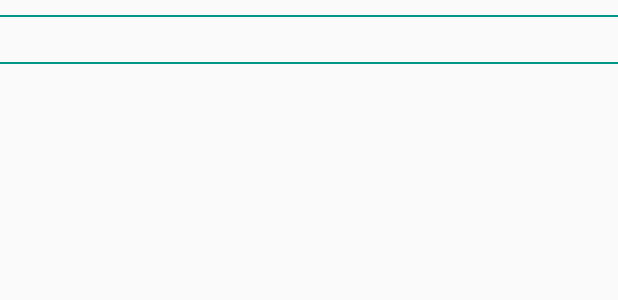
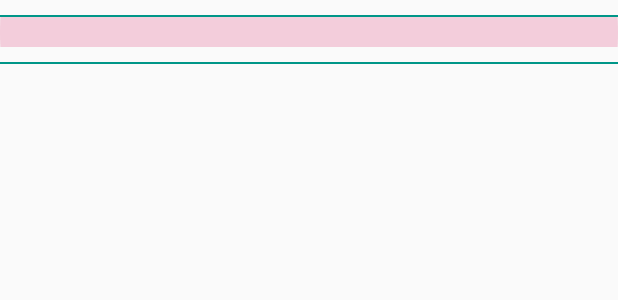
Before and after one commit to sangeetagupta2068/UdacityPopularMoviesAppStage2, an Android app: the layout trailer_review_layout.xml on its own in the app's theme, with its tools: preview values and no code run, on a phone screen of 412 x 824 dp. Shown: the top 300 px of the screen. Run offline under Robolectric (Android 15) with nearby library versions, the phone set to English and light mode, and no system bars.

Commit message:
2 commit

```diff
--- a/app/build.gradle
+++ b/app/build.gradle
@@ -4,7 +4,7 @@ android {
     compileSdkVersion 28
     defaultConfig {
         applicationId "com.example.udacitypopularmoviesappstage2"
-        minSdkVersion 15
+        minSdkVersion 21
         targetSdkVersion 28
         versionCode 1
         versionName "1.0"
--- a/app/src/main/java/com/example/udacitypopularmoviesappstage2/DetailActivity.java
+++ b/app/src/main/java/com/example/udacitypopularmoviesappstage2/DetailActivity.java
@@ -13,8 +13,6 @@ import android.widget.ImageView;
 import android.widget.TextView;
 import android.widget.Toast;
 
-import com.example.udacitypopularmoviesappstage2.adapter.ReviewAdapter;
-import com.example.udacitypopularmoviesappstage2.adapter.TrailerAdapter;
 import com.example.udacitypopularmoviesappstage2.database.AppExecutors;
 import com.example.udacitypopularmoviesappstage2.utils.NetworkUtils;
 import com.squareup.picasso.Picasso;
@@ -57,6 +55,8 @@ public class DetailActivity extends AppCompatActivity {
             } else {
                 markAsFavouriteView.setText(R.string.mark_as_favourite_label);
             }
+
+            System.out.println(isFavouriteFlag);
         }
 
         markAsFavouriteView.setOnClickListener(new View.OnClickListener() {
@@ -83,6 +83,8 @@ public class DetailActivity extends AppCompatActivity {
                     Toast.makeText(DetailActivity.this, MainActivity.movies.get(MOVIE_ITEM_INDEX).getMovieName() + " added to favourites!", Toast.LENGTH_SHORT).show();
                     markAsFavouriteView.setText(R.string.remove_favourite_label);
                 }
+
+                finish();
             }
         });
 
--- a/app/src/main/java/com/example/udacitypopularmoviesappstage2/adapter/MovieAdapter.java
+++ b/app/src/main/java/com/example/udacitypopularmoviesappstage2/MovieAdapter.java
@@ -1,4 +1,4 @@
-package com.example.udacitypopularmoviesappstage2.adapter;
+package com.example.udacitypopularmoviesappstage2;
 
 import android.content.Context;
 import android.support.annotation.NonNull;
@@ -9,8 +9,6 @@ import android.view.View;
 import android.view.ViewGroup;
 import android.widget.ImageView;
 
-import com.example.udacitypopularmoviesappstage2.MainActivity;
-import com.example.udacitypopularmoviesappstage2.R;
 import com.squareup.picasso.Picasso;
 
 public class MovieAdapter extends RecyclerView.Adapter<MovieAdapter.MovieViewHolder> {
--- a/app/src/main/java/com/example/udacitypopularmoviesappstage2/utils/NetworkUtils.java
+++ b/app/src/main/java/com/example/udacitypopularmoviesappstage2/utils/NetworkUtils.java
@@ -24,8 +24,8 @@ public class NetworkUtils {
     public static final String YOUTUBE_BASE_URL = "https://www.youtube.com/watch?v=";
     private static final String MOVIE_BASE_URL = "http://api.themoviedb.org/3/movie/";
 
-    public static URL buildURLForMovies(boolean flag) {
-        if (flag) {
+    public static URL buildURLForMovies(int flag) {
+        if (flag == 1) {
             SORT_TYPE = "popular";
         } else {
             SORT_TYPE = "top_rated";
--- /dev/null
+++ b/app/src/main/res/drawable/custom_ripple.xml
@@ -0,0 +1,7 @@
+<?xml version="1.0" encoding="utf-8"?>
+<ripple xmlns:android="http://schemas.android.com/apk/res/android"
+    android:color="@color/colorAccent">
+    <item
+        android:id="@android:id/mask"
+        android:drawable="@android:color/white" />
+</ripple>
--- a/app/src/main/res/layout/activity_main.xml
+++ b/app/src/main/res/layout/activity_main.xml
@@ -25,6 +25,7 @@
     <android.support.v7.widget.RecyclerView
         android:id="@+id/movie_poster_list"
         android:layout_width="match_parent"
-        android:layout_height="match_parent"></android.support.v7.widget.RecyclerView>
+        android:layout_height="match_parent">
+    </android.support.v7.widget.RecyclerView>
 
 </FrameLayout>
--- a/app/src/main/res/layout/trailer_review_layout.xml
+++ b/app/src/main/res/layout/trailer_review_layout.xml
@@ -12,6 +12,7 @@
         android:background="#009688" />
 
     <android.support.v7.widget.RecyclerView
+        android:background="@drawable/custom_ripple"
         android:id="@+id/detail_trailer_recycler_view"
         android:layout_width="match_parent"
         android:layout_height="wrap_content"
@@ -29,6 +30,9 @@
         android:id="@+id/detail_review_recycler_view"
         android:layout_width="match_parent"
         android:layout_height="wrap_content"
-        android:padding="20dp"/>
+        android:paddingTop="10dp"
+        android:paddingLeft="15dp"
+        android:paddingRight="15dp"
+        android:paddingBottom="10dp"/>
 
 </LinearLayout>
```
Also changed, not shown: app/src/main/java/com/example/udacitypopularmoviesappstage2/MainActivity.java (+42 -20 lines), app/src/main/java/com/example/udacitypopularmoviesappstage2/ReviewAdapter.java (renamed from app/src/main/java/com/example/udacitypopularmoviesappstage2/adapter/ReviewAdapter.java, +2 -5 lines), app/src/main/java/com/example/udacitypopularmoviesappstage2/TrailerAdapter.java (renamed from app/src/main/java/com/example/udacitypopularmoviesappstage2/adapter/TrailerAdapter.java, +2 -5 lines), app/src/main/res/layout-land/activity_detail.xml (+0 -54 lines), app/src/main/res/layout/activity_detail.xml (+0 -54 lines).
